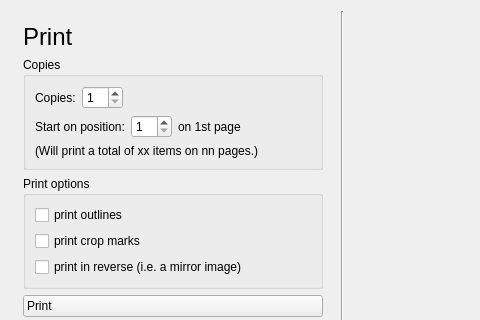
Above: glabels/ui/PrintView.ui from jimevins/glabels-qt before the change; both pictures show x 0 to 480 and y 0 to 320 of the 761 by 792 pixel window. Below: the same form after it.
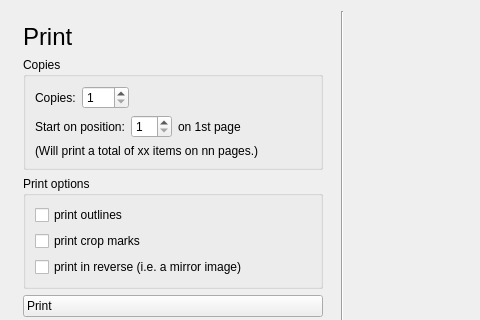
That is the form after the change. Icons and pictures are not drawn. Custom widgets are drawn as their Qt base class.

Commit message:
increase the maximum label by sheet, to allow to print at least a full page of label.
For example, a sheet using Avery 8658 (7 x 27) has 189 labels on one sheet.

Closes: #51

The edit to the form file:
```diff
--- a/glabels/ui/PrintView.ui
+++ b/glabels/ui/PrintView.ui
@@ -108,7 +108,7 @@
              <number>1</number>
             </property>
             <property name="maximum">
-             <number>96</number>
+             <number>999</number>
             </property>
            </widget>
           </item>
```
